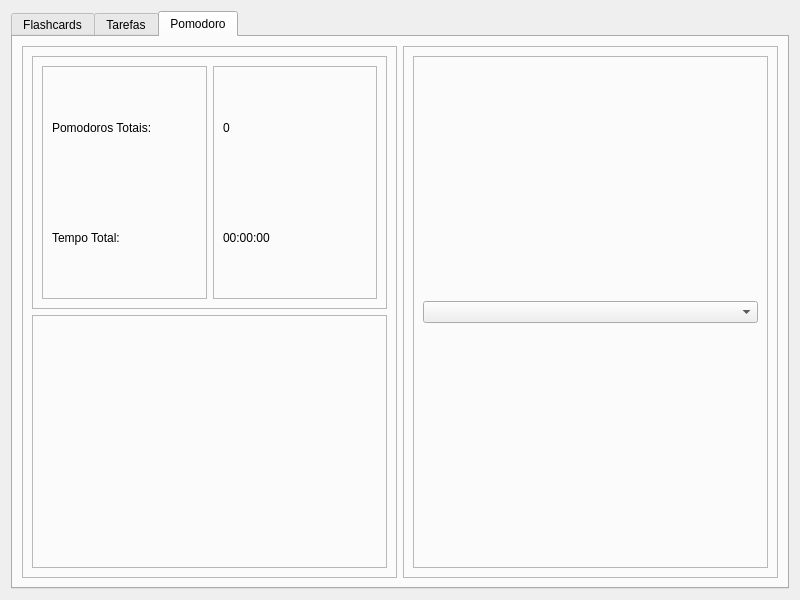
Qt form functions/see_progress/see_progress.ui (Nbdyleto/PySide6_Self_TCC) before a commit.
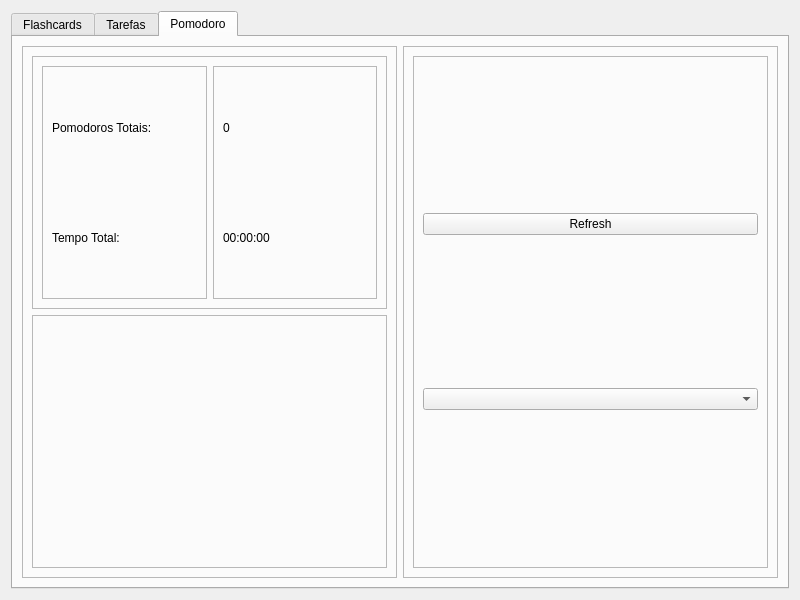
The same form after that commit. The open tabs and pages were chosen to show the change.

Commit message: [pomodoro] added auto-pause, auto-pomodoro and alarm

```diff
--- a/functions/see_progress/see_progress.ui
+++ b/functions/see_progress/see_progress.ui
@@ -481,6 +481,13 @@
              <enum>QFrame::Raised</enum>
             </property>
             <layout class="QVBoxLayout" name="verticalLayout_21">
+             <item>
+              <widget class="QPushButton" name="btnPomodoroRefresh">
+               <property name="text">
+                <string>Refresh</string>
+               </property>
+              </widget>
+             </item>
              <item>
               <widget class="QComboBox" name="qCBoxPomodoro"/>
              </item>
```
Left out of the diff: 6 changed lines with no effect on the pictures. The commit also changes 16 other files.
